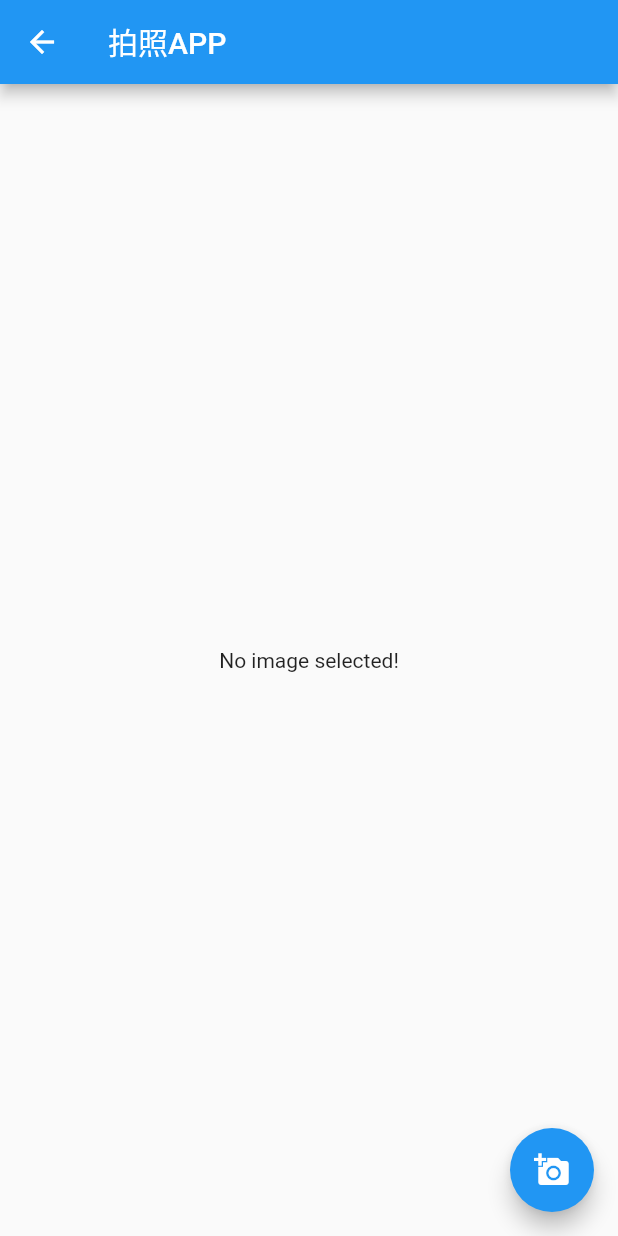
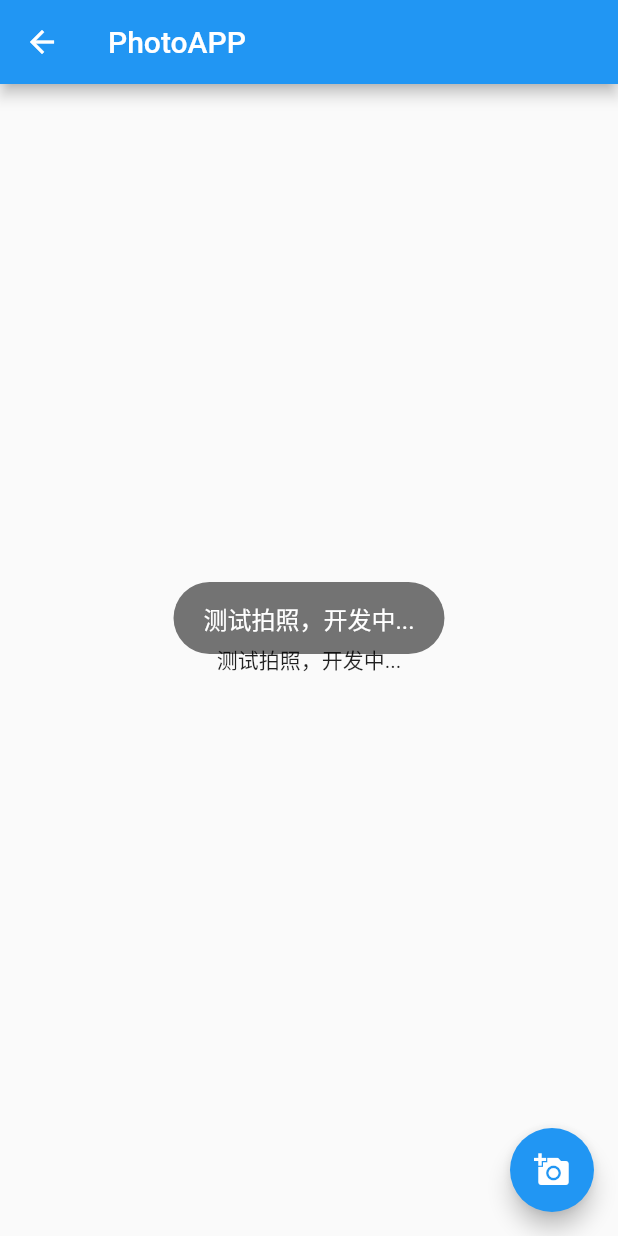
Before and after one commit to samuelhh/newFlutter, a Flutter app: the PhotoApp screen opened directly, after a tap on the "add a photo" icon, on a phone screen of 412 x 824 dp. Run offline on Flutter 3.47's test engine with Material 2 defaults, Android fonts, the phone set to English and light mode, and no system bars; our stand-ins replace cached_network_image, flutter_swiper, fluttertoast, transparent_image; missing offline and left inert: flutter_color_plugin; network calls fail.

Commit message:
图片组件修改

```diff
--- a/lib/pages/IndexPage.dart
+++ b/lib/pages/IndexPage.dart
@@ -1,3 +1,5 @@
+// import 'dart:js';
+
 import 'package:flutter/material.dart';
 import 'package:new_flutter/pages/LaunchUrl.dart';
 import 'package:new_flutter/pages/ListViewWidget.dart';
@@ -9,6 +11,7 @@ import './ImageWidget.dart';
 import './TextWidget.dart';
 import './DefaultApp.dart';
 import './FlutterSwiper.dart';
+import './PhotoApp.dart';
 
 class IndexPage extends StatelessWidget {
   @override
@@ -98,6 +101,12 @@ class MyListView extends StatelessWidget {
         onTap: () => Navigator.push(
             context, MaterialPageRoute(builder: (context) => LaunchUrl())),
       ),
+      ListTile(
+        title: Text("photoApp"),
+        trailing: Icon(Icons.keyboard_arrow_right),
+        onTap: () => Navigator.push(
+            context, MaterialPageRoute(builder: (context) => PhotoApp())),
+      ),
     ]).toList());
   }
 }
--- a/lib/pages/PhotoApp.dart
+++ b/lib/pages/PhotoApp.dart
@@ -1,13 +1,9 @@
-import 'dart:html';
-import 'dart:ui';
+import 'package:flutter/material.dart';
+import 'package:fluttertoast/fluttertoast.dart';
 
-import 'package:flutter/material.dart';
-
-// import 'package:flutter/material.dart';
-import 'package:image_picker/image_picker.dart';
-import 'dart:html';
-import 'dart:io';
-
+// import 'package:image_picker/image_picker.dart';
+// import 'dart:html';
+// import 'dart:io';
 
 class PhotoApp extends StatefulWidget {
   @override
@@ -15,27 +11,40 @@ class PhotoApp extends StatefulWidget {
 }
 
 class _PhotoAppState extends State<PhotoApp> {
-  File _image;
-  Future getImage() async {
-    var image = await ImagePicker.pickImage(source: ImageSource.gallery);
-    setState(() {
-      _image.add(image);
-    });
+  // File _image;
+  // Future getImage() async {
+  //   var image = await ImagePicker.pickImage(source: ImageSource.gallery);
+  //   setState(() {
+  //     _image.add(image);
+  //   });
+  // }
+
+  _showToast() {
+    Fluttertoast.showToast(
+      msg: "测试拍照，开发中...",
+      toastLength: Toast.LENGTH_LONG,
+      gravity: ToastGravity.CENTER, // 消息框弹出的位置
+      timeInSecForIosWeb: 1, // 消息框持续的时间（timeInSecForIosWeb	int (for ios & web)）
+      backgroundColor: Colors.black54,
+      textColor: Colors.white,
+      fontSize: 16.0,
+    );
   }
 
   @override
   Widget build(BuildContext context) {
     return Scaffold(
       appBar: AppBar(
-        title: Text("拍照APP"),
+        title: Text("PhotoAPP"),
       ),
       body: Center(
-        child: _image == null ? Text("No image selected!") : Image.file(_image),
+        // child: _image == null ? Text("No image selected!") : Image.file(_image),
+        child: Text("测试拍照，开发中..."),
       ),
       floatingActionButton: FloatingActionButton(
         child: Icon(Icons.add_a_photo),
         tooltip: 'pick image',
-        onPressed: getImage,
+        onPressed: _showToast,
       ),
     );
   }
--- a/pubspec.yaml
+++ b/pubspec.yaml
@@ -35,6 +35,7 @@ dependencies:
   url_launcher: ^5.7.10
   image_picker: ^0.6.7+14
   video_player: ^1.0.1
+  fluttertoast: ^7.1.6
 
 dev_dependencies:
   flutter_test:
```
Also changed, not shown: lib/pages/ImageWidget.dart (+17 -2 lines), pubspec.lock.
